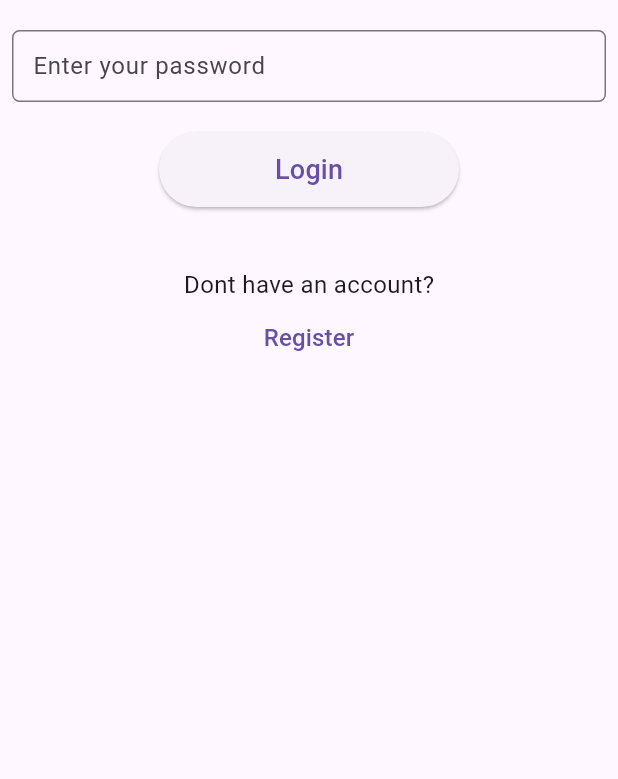
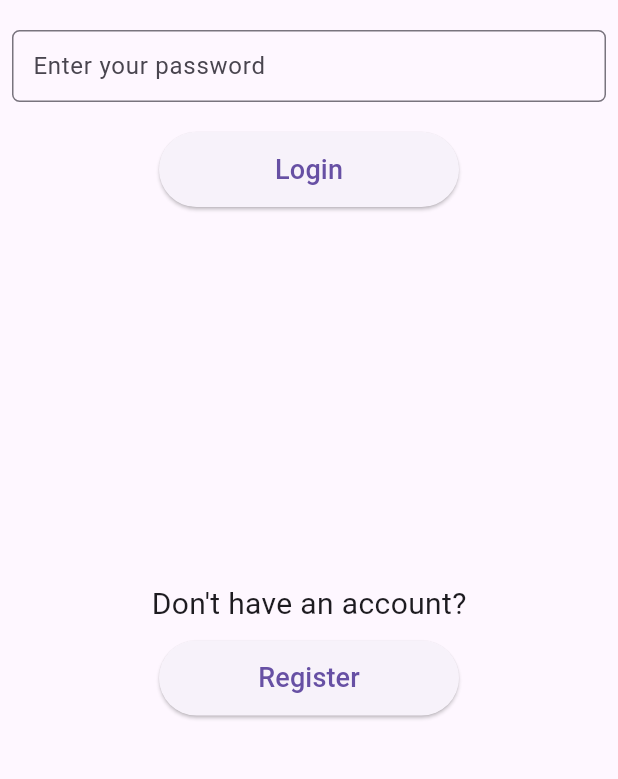
Before and after one commit to shrestharukesh1213/gharsathi, a Flutter app: the screen it shows after launch, after a tap on "Get Started", on a phone screen of 412 x 824 dp, the part 456-1235 px from its top. Run offline on Flutter 3.47's test engine with Material 3 defaults, Android fonts, the phone set to English and light mode, and no system bars; our stand-ins replace cached_network_image, carousel_slider, cloud_firestore, country_picker, email_validator, firebase_auth and 6 more; accounts and stored records are empty.

Commit message:
UI changes to login Screen

```diff
--- a/lib/screens/LoginScreen.dart
+++ b/lib/screens/LoginScreen.dart
@@ -21,9 +21,7 @@ class _LoginscreenState extends State<Loginscreen> {
       appBar: AppBar(
         title: const Text('Login'),
         centerTitle: true,
-        // backgroundColor: Colors.purple[300],
       ),
-      // backgroundColor: Colors.purple[300],
       body: SingleChildScrollView(
         child: Column(
           children: [
@@ -98,24 +96,25 @@ class _LoginscreenState extends State<Loginscreen> {
                           style: TextStyle(fontSize: 18),
                         )),
                   ),
-                  const SizedBox(height: 40),
+                  const SizedBox(height: 250),
                   const Text(
-                    "Dont have an account?",
-                    style: TextStyle(fontSize: 16),
+                    "Don't have an account?",
+                    style: TextStyle(fontSize: 20),
                   ),
+                  const SizedBox(height: 10),
                   SizedBox(
-                    child: TextButton(
-                        style: ButtonStyle(
-                            fixedSize: WidgetStateProperty.all<Size>(
-                                const Size(double.infinity, double.infinity))),
-                        onPressed: () {
-                          Navigator.pushNamed(context, '/register');
-                        },
-                        child: const Text(
-                          "Register",
-                          style: TextStyle(fontSize: 16),
-                        )),
-                  )
+                    height: 50,
+                    width: 200,
+                    child: ElevatedButton(
+                      onPressed: () {
+                        Navigator.pushNamed(context, '/register');
+                      },
+                      child: const Text(
+                        "Register",
+                        style: TextStyle(fontSize: 18),
+                      ),
+                    ),
+                  ),
                 ],
               ),
             ),
```
